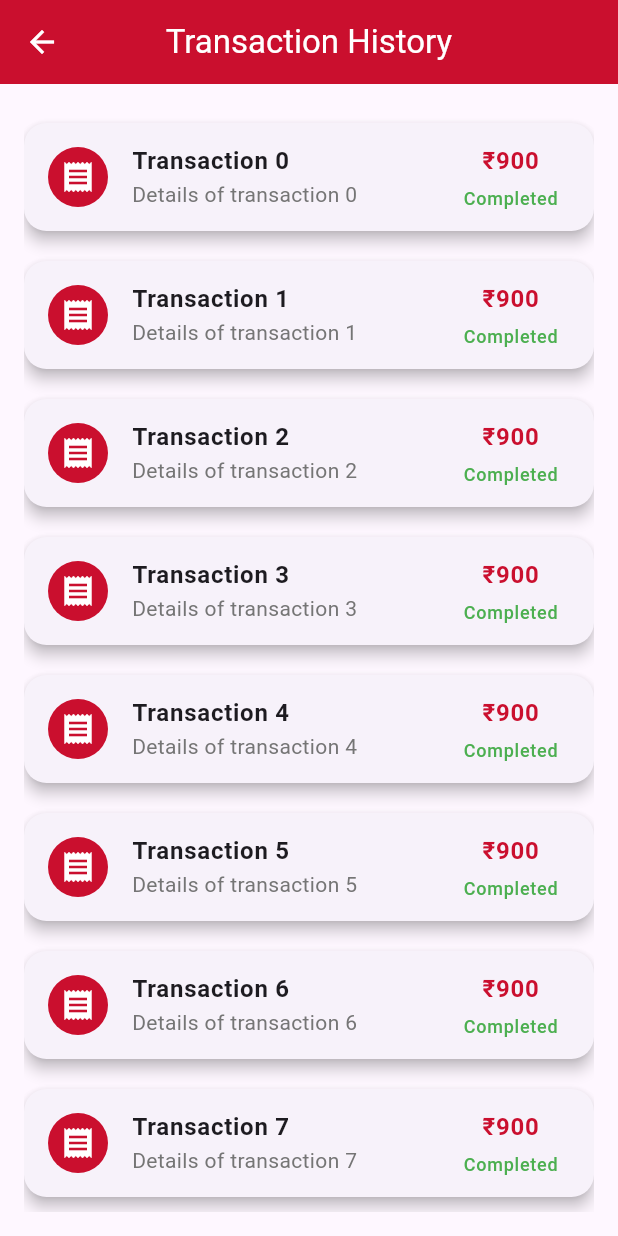
After one commit to rakesh-sdlglobe/seemytrip_flutter, a Flutter app: the TransactionHistoryScreen screen opened directly, on a phone screen of 412 x 824 dp. The commit adds this screen. Run offline on Flutter 3.47's test engine with Material 3 defaults, Android fonts, the phone set to English and light mode, and no system bars; our stand-ins replace carousel_slider, dio, firebase_auth, firebase_core, flutter_svg, flutter_toggle_tab and 6 more; accounts and stored records are empty.

Commit message:
new update

```diff
--- a/lib/Controller/login_controller.dart
+++ b/lib/Controller/login_controller.dart
@@ -21,10 +21,10 @@ class LoginController extends GetxController {
   final TextEditingController confirmPasswordController =
       TextEditingController();
 
-  final String loginApiUrl = 'http://192.168.1.108:3002/api/login';
-  final String signUpApiUrl = 'http://192.168.1.108:3002/api/signup';
+  final String loginApiUrl = 'http://192.168.1.110:3002/api/login';
+  final String signUpApiUrl = 'http://192.168.1.110:3002/api/signup';
   final String userProfileUrl =
-      'http://192.168.1.108:3002/api/users/userProfile';
+      'http://192.168.1.110:3002/api/users/userProfile';
 
   // Firebase Auth and Google Sign-In Instances
   final FirebaseAuth _auth = FirebaseAuth.instance;
--- a/lib/Controller/train_and_bus_detail_controller.dart
+++ b/lib/Controller/train_and_bus_detail_controller.dart
@@ -80,7 +80,7 @@ class TrainAndBusDetailController extends GetxController {
       print("Request body: $requestBody");
 
       final response = await http.post(
-        Uri.parse('http://192.168.1.108:3002/api/trains/getTrains'),
+        Uri.parse('http://192.168.1.110:3002/api/trains/getTrains'),
         headers: {'Content-Type': 'application/json'},
         body: jsonEncode(requestBody),
       );
--- a/lib/Controller/train_contact_information_controller.dart
+++ b/lib/Controller/train_contact_information_controller.dart
@@ -16,7 +16,7 @@ class TrainContactInformationController extends GetxController {
   static final RegExp usernameRegex = RegExp(r'^[a-zA-Z0-9_]+$');
 
   // API endpoint
-  static const String baseUrl = 'http://192.168.1.108:3002';
+  static const String baseUrl = 'http://192.168.1.110:3002';
 
   // Validate username
   void validateUsername(String value) {
--- a/lib/Controller/trainfromSearchController.dart
+++ b/lib/Controller/trainfromSearchController.dart
@@ -28,7 +28,7 @@ class TrainFromSearchController extends GetxController {
 
   Future<void> fetchStations() async {
     final dio = Dio();
-    final url = 'http://192.168.1.108:3002/api/trains/getStation';
+    final url = 'http://192.168.1.110:3002/api/trains/getStation';
 
     try {
       final response = await dio.get(url);
--- a/lib/Controller/traintoSearchController.dart
+++ b/lib/Controller/traintoSearchController.dart
@@ -28,7 +28,7 @@ class TrainToSearchController extends GetxController {
 
   Future<void> fetchStations() async {
     final dio = Dio();
-    final url = 'http://192.168.1.108:3002/api/trains/getStation';
+    final url = 'http://192.168.1.110:3002/api/trains/getStation';
 
     try {
       final response = await dio.get(url);
--- a/lib/Controller/view_train_routes_controller.dart
+++ b/lib/Controller/view_train_routes_controller.dart
@@ -13,7 +13,7 @@ class ViewTrainRoutesController extends GetxController {
     try {
       final response = await http.get(
         Uri.parse(
-            'http://192.168.1.108:3002/api/trains/getTrainSchedule/$trainNumber'),
+            'http://192.168.1.110:3002/api/trains/getTrainSchedule/$trainNumber'),
       );
 
       if (response.statusCode == 200) {
--- a/lib/Screens/HomeScreen/DrawerScreen/drawer_screen.dart
+++ b/lib/Screens/HomeScreen/DrawerScreen/drawer_screen.dart
@@ -5,6 +5,7 @@ import 'package:makeyourtripapp/Constants/colors.dart';
 import 'package:makeyourtripapp/Constants/images.dart';
 import 'package:makeyourtripapp/Controller/login_controller.dart';
 import 'package:makeyourtripapp/Screens/MyAccountScreen/edit_profile_screen.dart';
+import 'package:makeyourtripapp/Screens/TransactionHistory/transaction_history_screen.dart';
 import 'package:makeyourtripapp/Screens/Utills/common_text_widget.dart';
 import 'package:makeyourtripapp/Screens/Utills/lists_widget.dart';
 import 'package:firebase_auth/firebase_auth.dart';
--- /dev/null
+++ b/lib/Screens/TransactionHistory/transaction_history_screen.dart
@@ -0,0 +1,72 @@
+import 'package:flutter/material.dart';
+import 'package:get/get.dart';
+import 'package:makeyourtripapp/Constants/colors.dart';
+
+class TransactionHistoryScreen extends StatelessWidget {
+  @override
+  Widget build(BuildContext context) {
+    return Scaffold(
+      appBar: AppBar(
+        title: Text('Transaction History', style: TextStyle(color: Colors.white)),
+        centerTitle: true,
+        iconTheme: IconThemeData(color: Colors.white),
+        backgroundColor: redCA0,
+      ),
+      body: Padding(
+        padding: const EdgeInsets.all(16.0),
+        child: ListView.builder(
+          itemCount: 10, // Replace with the actual number of transactions
+          itemBuilder: (context, index) {
+            return Card(
+              elevation: 4,
+              margin: EdgeInsets.symmetric(vertical: 10),
+              shape: RoundedRectangleBorder(
+                borderRadius: BorderRadius.circular(15),
+              ),
+              child: ListTile(
+                leading: CircleAvatar(
+                  backgroundColor: redCA0,
+                  child: Icon(Icons.receipt, color: Colors.white),
+                ),
+                title: Text(
+                  'Transaction $index',
+                  style: TextStyle(
+                    fontWeight: FontWeight.bold,
+                    fontSize: 16,
+                  ),
+                ),
+                subtitle: Text(
+                  'Details of transaction $index',
+                  style: TextStyle(
+                    color: Colors.grey[600],
+                  ),
+                ),
+                trailing: Column(
+                  mainAxisAlignment: MainAxisAlignment.center,
+                  children: [
+                    Text(
+                      '\₹900', // Replace with actual transaction amount
+                      style: TextStyle(
+                        fontWeight: FontWeight.bold,
+                        fontSize: 16,
+                        color: redCA0,
+                      ),
+                    ),
+                    SizedBox(height: 5),
+                    Text(
+                      'Completed',
+                      style: TextStyle(
+                        color: Colors.green,
+                        fontSize: 12,
+                      ),
+                    ),
+                  ],
+                ),
+              ),
+            );
+          },
+        ),
+      ),
+    );
+  }
+}
--- a/lib/Screens/Utills/lists_widget.dart
+++ b/lib/Screens/Utills/lists_widget.dart
@@ -31,6 +31,7 @@ import 'package:makeyourtripapp/Screens/SelectPaymentMethodScreen/mobile_wallet_
 import 'package:makeyourtripapp/Screens/SelectPaymentMethodScreen/net_banking_screen.dart';
 import 'package:makeyourtripapp/Screens/SelectPaymentMethodScreen/pay_by_card_screen.dart';
 import 'package:makeyourtripapp/Screens/SelectPaymentMethodScreen/pay_by_upi_screen.dart';
+import 'package:makeyourtripapp/Screens/TransactionHistory/transaction_history_screen.dart';
 import 'package:makeyourtripapp/Screens/Utills/common_text_widget.dart';
 import 'package:makeyourtripapp/Screens/Where2GoScreen/international_screen.dart';
 
@@ -1595,6 +1596,13 @@ class Lists {
       "text": "My Trip",
       "onTap": () {
         Get.to(() => MyTripScreen());
+      },
+    },
+     {
+      "image": tagIcon,
+      "text": "Transaction History",
+      "onTap": () {
+        Get.to(() => TransactionHistoryScreen());
       },
     },
     {
@@ -1722,6 +1730,13 @@ class Lists {
       },
     },
     {
+      "image" : tagIcon,
+      "text": "Transaction History",
+      "onTap": () {
+        Get.to(() => TransactionHistoryScreen());
+      },
+    },
+    {
       "image": heartIcon,
       "text": "Wishlist",
       "onTap": () {
--- a/pubspec.yaml
+++ b/pubspec.yaml
@@ -48,6 +48,7 @@ dependencies:
   google_sign_in: ^6.2.2
   multi_select_flutter: ^4.1.3
   timelines: ^0.1.0
+
 
 dev_dependencies:
   flutter_test:
```
Also changed, not shown: lib/Controller/travellerDetailController.dart (+13 -6 lines), lib/Screens/HomeScreen/TrainAndBusScreen/train_and_bus_detail_screen.dart (+21 -0 lines), pubspec.lock.
